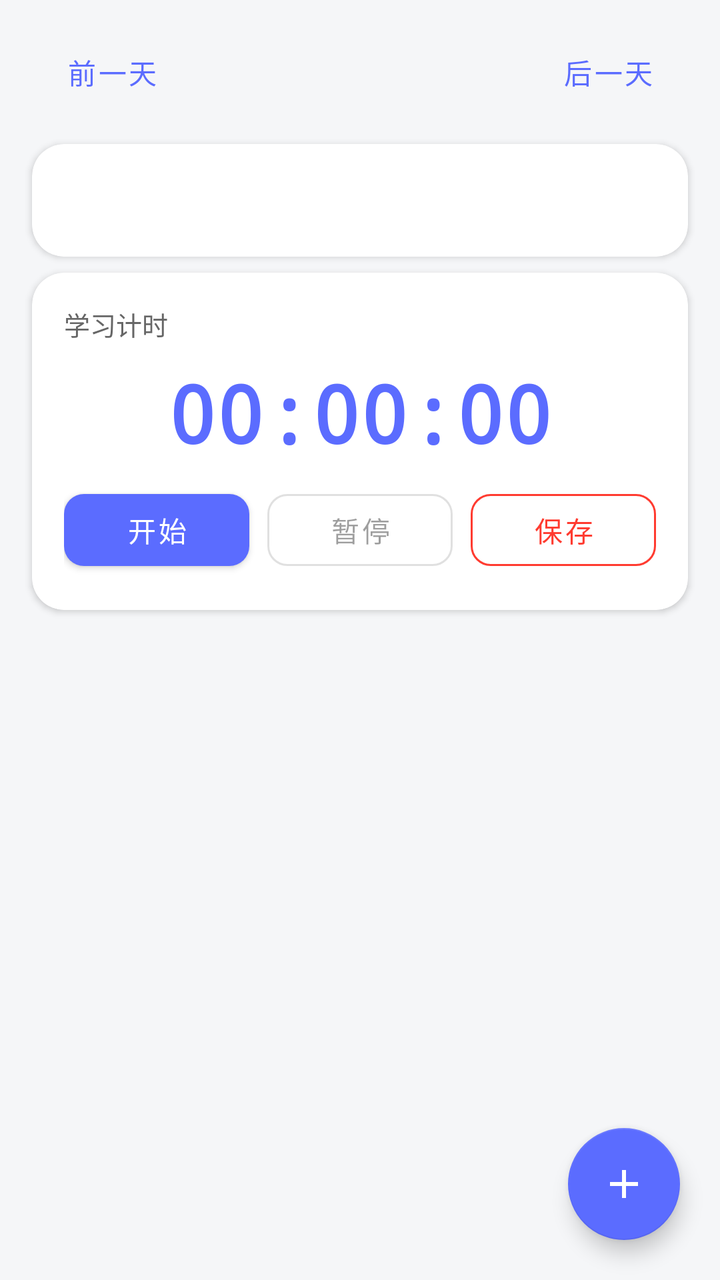
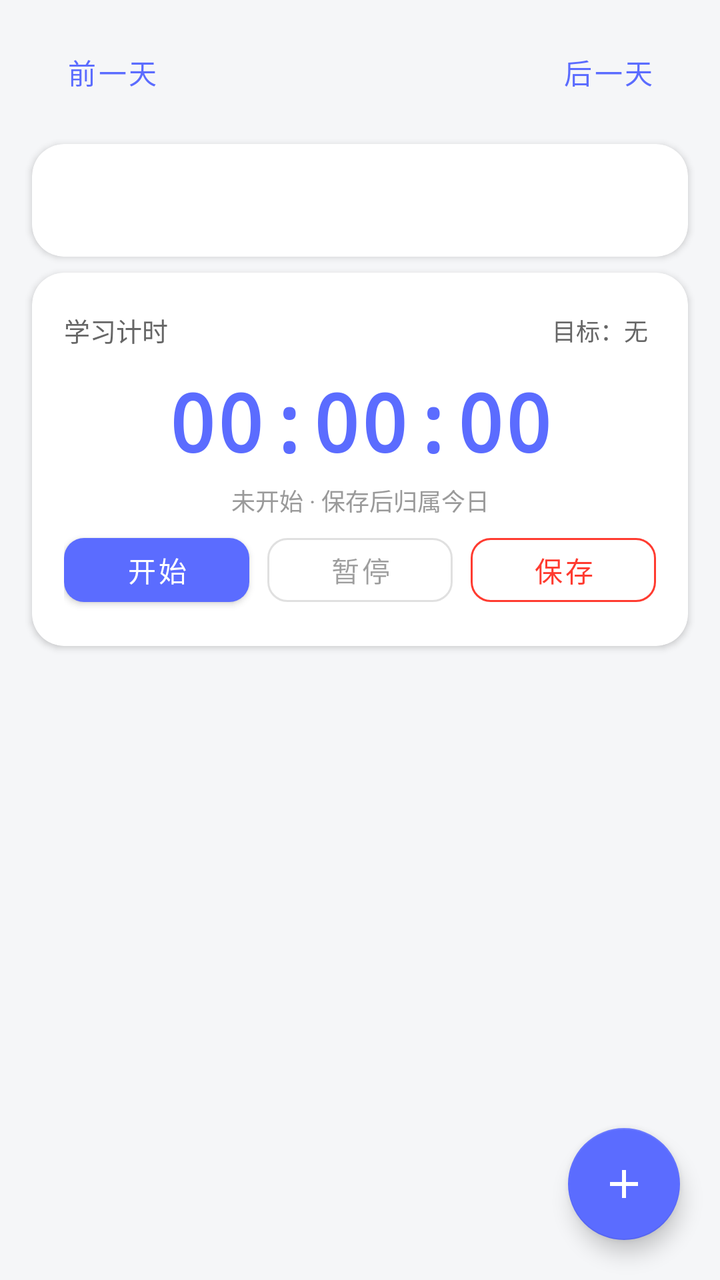

Two renders of the same Android screen: before a commit and after it. Below are the layout's source before the change and the commit's diff.
<!-- AndroidManifest.xml: application theme Theme.DailyCheck -->
<!-- res/layout/fragment_study.xml -->
<?xml version="1.0" encoding="utf-8"?>
<androidx.constraintlayout.widget.ConstraintLayout xmlns:android="http://schemas.android.com/apk/res/android"
    xmlns:app="http://schemas.android.com/apk/res-auto"
    android:layout_width="match_parent"
    android:layout_height="match_parent">

    <LinearLayout
        android:id="@+id/date_bar"
        android:layout_width="0dp"
        android:layout_height="wrap_content"
        android:orientation="horizontal"
        android:gravity="center_vertical"
        android:padding="12dp"
        app:layout_constraintTop_toTopOf="parent"
        app:layout_constraintStart_toStartOf="parent"
        app:layout_constraintEnd_toEndOf="parent">

        <Button
            android:id="@+id/btn_prev_day"
            android:layout_width="wrap_content"
            android:layout_height="wrap_content"
            android:text="前一天"
            style="@style/Widget.MaterialComponents.Button.TextButton" />

        <TextView
            android:id="@+id/tv_date"
            android:layout_width="0dp"
            android:layout_height="wrap_content"
            android:layout_weight="1"
            android:gravity="center"
            android:textSize="16sp"
            android:textStyle="bold"
            android:textColor="@color/text_primary" />

        <Button
            android:id="@+id/btn_next_day"
            android:layout_width="wrap_content"
            android:layout_height="wrap_content"
            android:text="后一天"
            style="@style/Widget.MaterialComponents.Button.TextButton" />
    </LinearLayout>

    <com.google.android.material.card.MaterialCardView
        android:id="@+id/card_total"
        android:layout_width="0dp"
        android:layout_height="wrap_content"
        android:layout_marginHorizontal="16dp"
        app:cardCornerRadius="16dp"
        app:cardElevation="2dp"
        app:cardBackgroundColor="@color/card_bg"
        app:layout_constraintTop_toBottomOf="@id/date_bar"
        app:layout_constraintStart_toStartOf="parent"
        app:layout_constraintEnd_toEndOf="parent">

        <TextView
            android:id="@+id/tv_total_time"
            android:layout_width="match_parent"
            android:layout_height="wrap_content"
            android:padding="16dp"
            android:textSize="18sp"
            android:textStyle="bold"
            android:textColor="@color/primary" />
    </com.google.android.material.card.MaterialCardView>

    
    <com.google.android.material.card.MaterialCardView
        android:id="@+id/card_timer"
        android:layout_width="0dp"
        android:layout_height="wrap_content"
        android:layout_marginHorizontal="16dp"
        android:layout_marginTop="8dp"
        app:cardCornerRadius="16dp"
        app:cardElevation="2dp"
        app:cardBackgroundColor="@color/card_bg"
        app:layout_constraintTop_toBottomOf="@id/card_total"
        app:layout_constraintStart_toStartOf="parent"
        app:layout_constraintEnd_toEndOf="parent">

        <LinearLayout
            android:layout_width="match_parent"
            android:layout_height="wrap_content"
            android:orientation="vertical"
            android:padding="16dp">

            <TextView
                android:layout_width="wrap_content"
                android:layout_height="wrap_content"
                android:text="学习计时"
                android:textSize="13sp"
                android:textColor="@color/text_secondary" />

            <TextView
                android:id="@+id/tv_timer_display"
                android:layout_width="match_parent"
                android:layout_height="wrap_content"
                android:gravity="center"
                android:text="00:00:00"
                android:textSize="40sp"
                android:textStyle="bold"
                android:fontFamily="monospace"
                android:textColor="@color/primary"
                android:layout_marginVertical="8dp" />

            <LinearLayout
                android:layout_width="match_parent"
                android:layout_height="wrap_content"
                android:orientation="horizontal"
                android:gravity="center">

                <com.google.android.material.button.MaterialButton
                    android:id="@+id/btn_timer_start"
                    style="@style/Widget.MaterialComponents.Button"
                    android:layout_width="0dp"
                    android:layout_height="48dp"
                    android:layout_weight="1"
                    android:text="开始"
                    android:textSize="14sp"
                    app:cornerRadius="10dp"
                    android:layout_marginEnd="6dp" />

                <com.google.android.material.button.MaterialButton
                    android:id="@+id/btn_timer_pause"
                    style="@style/Widget.MaterialComponents.Button.OutlinedButton"
                    android:layout_width="0dp"
                    android:layout_height="48dp"
                    android:layout_weight="1"
                    android:text="暂停"
                    android:textSize="14sp"
                    app:cornerRadius="10dp"
                    android:layout_marginStart="3dp"
                    android:layout_marginEnd="3dp"
                    android:enabled="false" />

                <com.google.android.material.button.MaterialButton
                    android:id="@+id/btn_timer_stop"
                    style="@style/Widget.MaterialComponents.Button.OutlinedButton"
                    android:layout_width="0dp"
                    android:layout_height="48dp"
                    android:layout_weight="1"
                    android:text="保存"
                    android:textSize="14sp"
                    app:cornerRadius="10dp"
                    android:layout_marginStart="6dp"
                    app:strokeColor="@color/expense_red"
                    android:textColor="@color/expense_red"
                    android:enabled="false" />

            </LinearLayout>
        </LinearLayout>
    </com.google.android.material.card.MaterialCardView>

    <androidx.recyclerview.widget.RecyclerView
        android:id="@+id/rv_study"
        android:layout_width="0dp"
        android:layout_height="0dp"
        android:clipToPadding="false"
        android:paddingTop="8dp"
        android:paddingBottom="88dp"
        app:layout_constraintTop_toBottomOf="@id/card_timer"
        app:layout_constraintBottom_toBottomOf="parent"
        app:layout_constraintStart_toStartOf="parent"
        app:layout_constraintEnd_toEndOf="parent" />

    <TextView
        android:id="@+id/tv_empty"
        android:layout_width="wrap_content"
        android:layout_height="wrap_content"
        android:text="@string/empty_study"
        android:textSize="14sp"
        android:textColor="@color/text_hint"
        android:visibility="gone"
        app:layout_constraintTop_toTopOf="@id/rv_study"
        app:layout_constraintBottom_toBottomOf="@id/rv_study"
        app:layout_constraintStart_toStartOf="parent"
        app:layout_constraintEnd_toEndOf="parent" />

    <com.google.android.material.floatingactionbutton.FloatingActionButton
        android:id="@+id/fab_add"
        android:layout_width="wrap_content"
        android:layout_height="wrap_content"
        android:layout_margin="20dp"
        android:src="@drawable/ic_add"
        android:contentDescription="添加学习记录"
        app:tint="@android:color/white"
        app:backgroundTint="@color/primary"
        app:layout_constraintBottom_toBottomOf="parent"
        app:layout_constraintEnd_toEndOf="parent" />

</androidx.constraintlayout.widget.ConstraintLayout>
<!-- resources referenced by this layout -->
<resources>
  <color name="card_bg">#FFFFFF</color>
  <color name="expense_red">#FF3B30</color>
  <color name="primary">#5B6CFF</color>
  <color name="text_hint">#9A9A9A</color>
  <color name="text_primary">#1A1A1A</color>
  <color name="text_secondary">#666666</color>
  <!-- drawable ic_add (drawable) -->
  <vector xmlns:android="http://schemas.android.com/apk/res/android"
      android:width="24dp"
      android:height="24dp"
      android:viewportWidth="24"
      android:viewportHeight="24"
      android:tint="#FFFFFF">
      <path
          android:fillColor="#FFFFFF"
          android:pathData="M19,13h-6v6h-2v-6H5v-2h6V5h2v6h6z" />
  </vector>
  <string name="empty_study">当天还没有学习记录</string>
  <style name="Theme.DailyCheck" parent="Theme.MaterialComponents.Light.NoActionBar">
          <item name="colorPrimary">@color/primary</item>
          <item name="colorPrimaryVariant">@color/primary_dark</item>
          <item name="colorOnPrimary">@android:color/white</item>
          <item name="colorSecondary">@color/accent</item>
          <item name="colorAccent">@color/accent</item>
          <item name="android:windowBackground">@color/bg_page</item>
          <item name="android:statusBarColor">@color/primary_dark</item>
      </style>
  <color name="primary_dark">#3F4FE0</color>
  <color name="accent">#FF7A45</color>
  <color name="bg_page">#F5F6F8</color>
</resources>

<!-- the commit's change to res/layout/fragment_study.xml (unified diff, before → after) -->
@@ -52,14 +52,46 @@
         app:layout_constraintStart_toStartOf="parent"
         app:layout_constraintEnd_toEndOf="parent">
 
-        <TextView
-            android:id="@+id/tv_total_time"
+        <LinearLayout
             android:layout_width="match_parent"
             android:layout_height="wrap_content"
-            android:padding="16dp"
-            android:textSize="18sp"
-            android:textStyle="bold"
-            android:textColor="@color/primary" />
+            android:orientation="vertical"
+            android:padding="16dp">
+
+            <TextView
+                android:id="@+id/tv_total_time"
+                android:layout_width="match_parent"
+                android:layout_height="wrap_content"
+                android:textSize="18sp"
+                android:textStyle="bold"
+                android:textColor="@color/primary" />
+
+            
+            <LinearLayout
+                android:id="@+id/ll_daily_goal"
+                android:layout_width="match_parent"
+                android:layout_height="wrap_content"
+                android:layout_marginTop="8dp"
+                android:orientation="vertical"
+                android:visibility="gone">
+
+                <TextView
+                    android:id="@+id/tv_daily_goal"
+                    android:layout_width="match_parent"
+                    android:layout_height="wrap_content"
+                    android:textSize="12sp"
+                    android:textColor="@color/text_secondary" />
+
+                <ProgressBar
+                    android:id="@+id/pb_daily_goal"
+                    style="?android:attr/progressBarStyleHorizontal"
+                    android:layout_width="match_parent"
+                    android:layout_height="6dp"
+                    android:layout_marginTop="4dp"
+                    android:max="100"
+                    android:progress="0" />
+            </LinearLayout>
+        </LinearLayout>
     </com.google.android.material.card.MaterialCardView>
 
     
@@ -82,12 +114,34 @@
             android:orientation="vertical"
             android:padding="16dp">
 
-            <TextView
-                android:layout_width="wrap_content"
-                android:layout_height="wrap_content"
-                android:text="学习计时"
-                android:textSize="13sp"
-                android:textColor="@color/text_secondary" />
+            <LinearLayout
+                android:layout_width="match_parent"
+                android:layout_height="wrap_content"
+                android:orientation="horizontal"
+                android:gravity="center_vertical"
+                android:layout_marginBottom="2dp">
+
+                <TextView
+                    android:layout_width="wrap_content"
+                    android:layout_height="wrap_content"
+                    android:text="学习计时"
+                    android:textSize="13sp"
+                    android:textColor="@color/text_secondary" />
+
+                <View
+                    android:layout_width="0dp"
+                    android:layout_height="0dp"
+                    android:layout_weight="1" />
+
+                <TextView
+                    android:id="@+id/tv_goal_setting"
+                    android:layout_width="wrap_content"
+                    android:layout_height="wrap_content"
+                    android:text="目标：无"
+                    android:textSize="12sp"
+                    android:textColor="@color/text_secondary"
+                    android:padding="4dp" />
+            </LinearLayout>
 
             <TextView
                 android:id="@+id/tv_timer_display"
@@ -99,7 +153,27 @@
                 android:textStyle="bold"
                 android:fontFamily="monospace"
                 android:textColor="@color/primary"
-                android:layout_marginVertical="8dp" />
+                android:layout_marginVertical="4dp" />
+
+            <ProgressBar
+                android:id="@+id/pb_goal_progress"
+                style="?android:attr/progressBarStyleHorizontal"
+                android:layout_width="match_parent"
+                android:layout_height="6dp"
+                android:max="100"
+                android:progress="0"
+                android:visibility="gone"
+                android:layout_marginBottom="4dp" />
+
+            <TextView
+                android:id="@+id/tv_timer_hint"
+                android:layout_width="match_parent"
+                android:layout_height="wrap_content"
+                android:gravity="center"
+                android:text="未开始 · 保存后归属今日"
+                android:textSize="12sp"
+                android:textColor="@color/text_hint"
+                android:layout_marginBottom="4dp" />
 
             <LinearLayout
                 android:layout_width="match_parent"
@@ -111,7 +185,7 @@
                     android:id="@+id/btn_timer_start"
                     style="@style/Widget.MaterialComponents.Button"
                     android:layout_width="0dp"
-                    android:layout_height="48dp"
+                    android:layout_height="44dp"
                     android:layout_weight="1"
                     android:text="开始"
                     android:textSize="14sp"
@@ -122,7 +196,7 @@
                     android:id="@+id/btn_timer_pause"
                     style="@style/Widget.MaterialComponents.Button.OutlinedButton"
                     android:layout_width="0dp"
-                    android:layout_height="48dp"
+                    android:layout_height="44dp"
                     android:layout_weight="1"
                     android:text="暂停"
                     android:textSize="14sp"
@@ -135,7 +209,7 @@
                     android:id="@+id/btn_timer_stop"
                     style="@style/Widget.MaterialComponents.Button.OutlinedButton"
                     android:layout_width="0dp"
-                    android:layout_height="48dp"
+                    android:layout_height="44dp"
                     android:layout_weight="1"
                     android:text="保存"
                     android:textSize="14sp"
@@ -146,6 +220,18 @@
                     android:enabled="false" />
 
             </LinearLayout>
+
+            <Button
+                android:id="@+id/btn_timer_discard"
+                style="@style/Widget.MaterialComponents.Button.TextButton"
+                android:layout_width="wrap_content"
+                android:layout_height="wrap_content"
+                android:layout_gravity="center"
+                android:layout_marginTop="4dp"
+                android:text="放弃本次计时"
+                android:textSize="12sp"
+                android:textColor="@color/text_hint"
+                android:visibility="gone" />
         </LinearLayout>
     </com.google.android.material.card.MaterialCardView>
 
